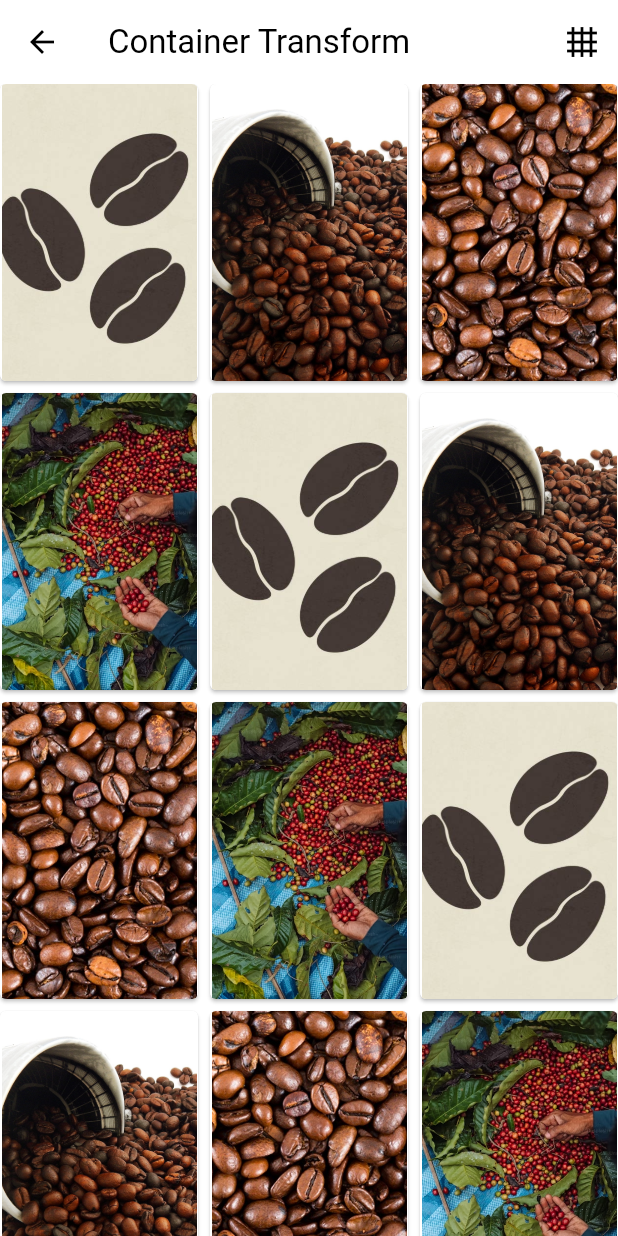
After one commit to Daesun97/flutter_animation, a Flutter app: the ContainerTransformScreen screen opened directly, scrolled down 576 dp, after a tap on the "grid 4x4" icon, on a phone screen of 412 x 824 dp. The commit adds this screen. Run offline on Flutter 3.47's test engine with Material 3 defaults, Android fonts, the phone set to English and light mode, and no system bars; our stand-ins replace flutter_animate, lottie.

Commit message:
Container transform

```diff
--- /dev/null
+++ b/lib/screens/container_transform_screen.dart
@@ -0,0 +1,105 @@
+import 'package:animations/animations.dart';
+import 'package:flutter/foundation.dart';
+import 'package:flutter/material.dart';
+import 'package:flutter/widgets.dart';
+
+class ContainerTransformScreen extends StatefulWidget {
+  const ContainerTransformScreen({super.key});
+
+  @override
+  State<ContainerTransformScreen> createState() =>
+      _ContainerTransformScreenState();
+}
+
+class _ContainerTransformScreenState extends State<ContainerTransformScreen> {
+  bool _isGrid = false;
+
+  void _toggleGrid() {
+    setState(() {
+      _isGrid = !_isGrid;
+    });
+  }
+
+  @override
+  Widget build(BuildContext context) {
+    return Scaffold(
+      appBar: AppBar(
+        title: const Text('Container Transform'),
+        actions: [
+          IconButton(onPressed: _toggleGrid, icon: const Icon(Icons.grid_4x4))
+        ],
+      ),
+      body: _isGrid
+          ? GridView.builder(
+              itemCount: 20,
+              gridDelegate: const SliverGridDelegateWithFixedCrossAxisCount(
+                  mainAxisSpacing: 8,
+                  crossAxisSpacing: 8,
+                  childAspectRatio: 1 / 1.5,
+                  crossAxisCount: 3),
+              itemBuilder: (context, index) => OpenContainer(
+                  closedBuilder: (context, action) => Column(
+                        mainAxisSize: MainAxisSize.min,
+                        children: [
+                          SizedBox(
+                            height: 200,
+                            width: 130,
+                            child: Image.asset(
+                                fit: BoxFit.cover,
+                                "assets/coffee/beens/${(index % 4) + 1}.jpg"),
+                          ),
+                          const Text(
+                            '커피콩',
+                            style: TextStyle(fontSize: 15),
+                          )
+                        ],
+                      ),
+                  openBuilder: (context, action) =>
+                      DetailScreen(image: (index % 4) + 1)),
+            )
+          : ListView.separated(
+              itemBuilder: (context, index) => OpenContainer(
+                    transitionDuration: const Duration(seconds: 2),
+                    openBuilder: (context, action) =>
+                        DetailScreen(image: (index % 4) + 1),
+                    closedBuilder: (context, action) => ListTile(
+                      leading: Container(
+                        width: 50,
+                        height: 50,
+                        decoration: BoxDecoration(
+                          shape: BoxShape.circle,
+                          image: DecorationImage(
+                            image: AssetImage(
+                                'assets/coffee/bg_blur/${(index % 4) + 1}.jpg'),
+                          ),
+                        ),
+                      ),
+                      title: const Text('노래 제목'),
+                      subtitle: const Text('작곡가'),
+                      trailing: const Icon(Icons.arrow_back_ios),
+                    ),
+                  ),
+              separatorBuilder: (context, index) => const SizedBox(
+                    height: 20,
+                  ),
+              itemCount: 15),
+    );
+  }
+}
+
+class DetailScreen extends StatelessWidget {
+  final int image;
+  const DetailScreen({super.key, required this.image});
+
+  @override
+  Widget build(BuildContext context) {
+    return Scaffold(
+      appBar: AppBar(
+        title: const Text('Detail Screen'),
+      ),
+      body: Column(
+        children: [Image.asset("assets/coffee/beens/$image.jpg")],
+      ),
+    );
+  }
+}
--- a/lib/screens/menu_screens.dart
+++ b/lib/screens/menu_screens.dart
@@ -1,6 +1,7 @@
 import 'package:flutter/material.dart';
 import 'package:flutter_animations_study/card_challenge/card_challenge_screen.dart';
 import 'package:flutter_animations_study/final_challenge/animation_challange.dart';
+import 'package:flutter_animations_study/screens/container_transform_screen.dart';
 import 'package:flutter_animations_study/screens/custompainter.dart';
 import 'package:flutter_animations_study/screens/explicit_animation.dart';
 import 'package:flutter_animations_study/screens/explicit_challenge.dart';
@@ -187,6 +188,20 @@ class MenuScreen extends StatelessWidget {
                 style: TextStyle(color: Colors.red),
               ),
             ),
+            const SizedBox(
+              height: 10,
+            ),
+            ElevatedButton(
+              onPressed: () {
+                _goToPage(
+                  context,
+                  const ContainerTransformScreen(),
+                );
+              },
+              child: const Text(
+                'Container Transform',
+              ),
+            ),
           ],
         ),
       ),
```
